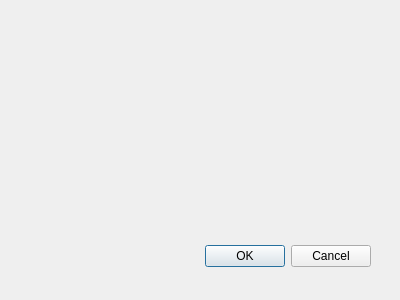
First picture: the form in incluirdvd.ui, repository anacfvieira/Loja, before the edit.
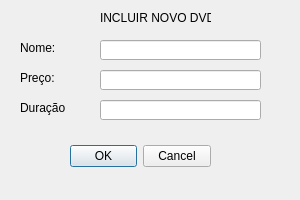
Second picture: the form after the edit.

Diff of the .ui file:
```diff
--- a/incluirdvd.ui
+++ b/incluirdvd.ui
@@ -6,8 +6,8 @@
    <rect>
     <x>0</x>
     <y>0</y>
-    <width>400</width>
-    <height>300</height>
+    <width>300</width>
+    <height>200</height>
    </rect>
   </property>
   <property name="windowTitle">
@@ -16,9 +16,9 @@
   <widget class="QDialogButtonBox" name="buttonBox">
    <property name="geometry">
     <rect>
-     <x>30</x>
-     <y>240</y>
-     <width>341</width>
+     <x>70</x>
+     <y>140</y>
+     <width>141</width>
      <height>32</height>
     </rect>
    </property>
@@ -29,6 +29,88 @@
     <set>QDialogButtonBox::StandardButton::Cancel|QDialogButtonBox::StandardButton::Ok</set>
    </property>
   </widget>
+  <widget class="QLineEdit" name="lineEditNome">
+   <property name="geometry">
+    <rect>
+     <x>100</x>
+     <y>40</y>
+     <width>161</width>
+     <height>20</height>
+    </rect>
+   </property>
+  </widget>
+  <widget class="QLineEdit" name="lineEditPreco">
+   <property name="geometry">
+    <rect>
+     <x>100</x>
+     <y>70</y>
+     <width>161</width>
+     <height>20</height>
+    </rect>
+   </property>
+  </widget>
+  <widget class="QLineEdit" name="lineEditDuracao">
+   <property name="geometry">
+    <rect>
+     <x>100</x>
+     <y>100</y>
+     <width>161</width>
+     <height>20</height>
+    </rect>
+   </property>
+  </widget>
+  <widget class="QLabel" name="label">
+   <property name="geometry">
+    <rect>
+     <x>100</x>
+     <y>10</y>
+     <width>111</width>
+     <height>16</height>
+    </rect>
+   </property>
+   <property name="text">
+    <string>INCLUIR NOVO DVD</string>
+   </property>
+  </widget>
+  <widget class="QLabel" name="label_2">
+   <property name="geometry">
+    <rect>
+     <x>20</x>
+     <y>40</y>
+     <width>45</width>
+     <height>15</height>
+    </rect>
+   </property>
+   <property name="text">
+    <string>Nome:</string>
+   </property>
+  </widget>
+  <widget class="QLabel" name="label_3">
+   <property name="geometry">
+    <rect>
+     <x>20</x>
+     <y>70</y>
+     <width>45</width>
+     <height>15</height>
+    </rect>
+   </property>
+   <property name="text">
+    <string>Preço:</string>
+   </property>
+  </widget>
+  <widget class="QLabel" name="label_4">
+   <property name="geometry">
+    <rect>
+     <x>20</x>
+     <y>100</y>
+     <width>45</width>
+     <height>15</height>
+    </rect>
+   </property>
+   <property name="text">
+    <string>Duração:</string>
+   </property>
+  </widget>
  </widget>
  <resources/>
  <connections>
```
